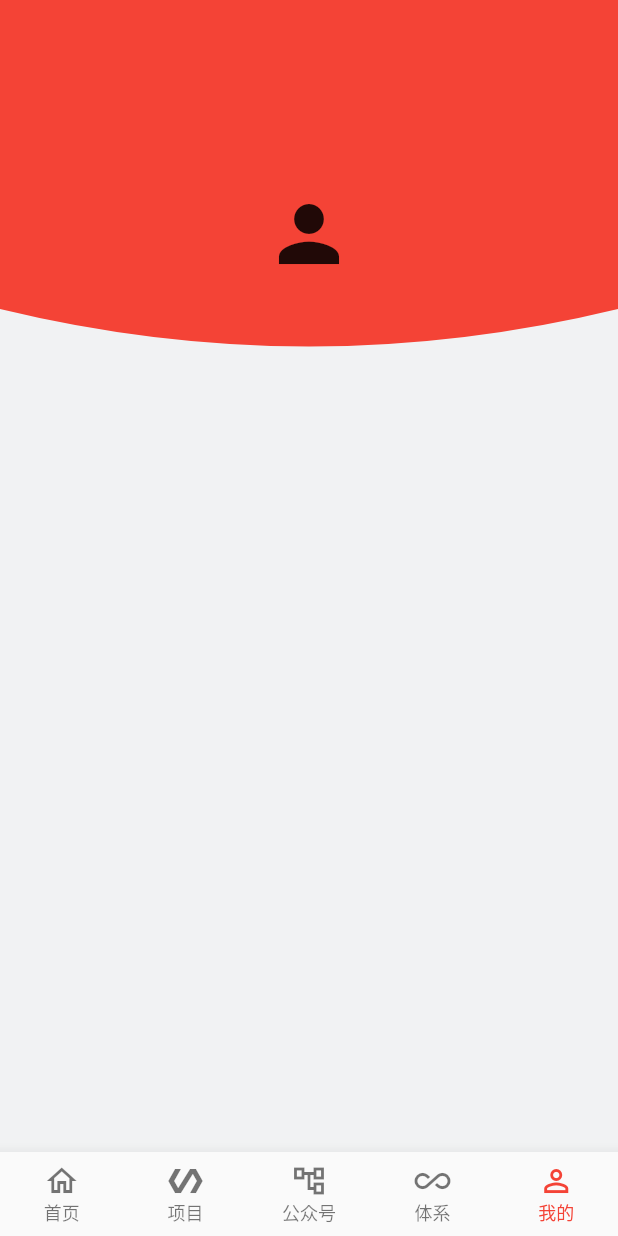
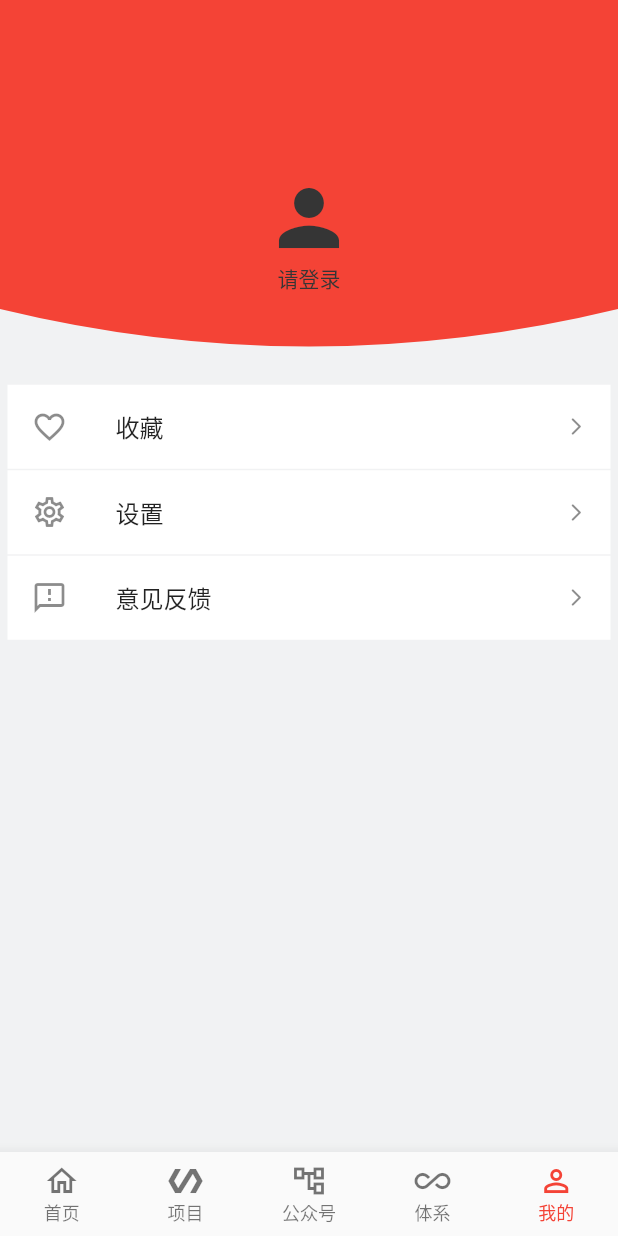
Before and after one commit to xiaopin/wanandroid-flutter, a Flutter app: the screen it shows after launch, item 5 of the bottom bar chosen, on a phone screen of 412 x 824 dp. Run offline on Flutter 3.47's test engine with Material 2 defaults, Android fonts, the phone set to English and light mode, and no system bars; drawn by our look-alikes of oktoast; our stand-ins replace cached_network_image, dio, flutter_swiper_null_safety, url_launcher_web, webview_flutter; missing offline and left inert: shared_preferences_web; network calls fail.

Commit message:
首页置顶 & 我的页面

```diff
--- a/lib/modules/me/profile_page.dart
+++ b/lib/modules/me/profile_page.dart
@@ -1,4 +1,6 @@
 import 'package:flutter/material.dart';
+import 'package:oktoast/oktoast.dart';
+import 'package:url_launcher/url_launcher.dart';
 import 'package:wanandroid_flutter/utils/constants.dart';
 import 'package:wanandroid_flutter/widgets/bottom_clipper.dart';
 
@@ -23,18 +25,92 @@ class _ProfilePageState extends State<ProfilePage>
         shadowColor: Colors.transparent,
       ),
       backgroundColor: backgroundColor,
-      body: ClipPath(
+      body: Column(
+        children: [
+          ClipPath(
             clipper: BottomClipper(),
             child: Container(
               color: themeColor,
               width: double.infinity,
               height: 200,
-          child: Icon(
+              child: Column(
+                mainAxisAlignment: MainAxisAlignment.center,
+                children: const [
+                  Icon(
                     Icons.person,
                     size: 60,
+                    color: Color.fromARGB(255, 53, 53, 53),
+                  ),
+                  Text(
+                    "请登录",
+                    style: TextStyle(
+                      color: Color.fromARGB(255, 53, 53, 53),
+                    ),
+                  ),
+                ],
               ),
             ),
           ),
+          ProfileTableCell(
+            title: "收藏",
+            leading: const Icon(Icons.favorite_border),
+            onTap: () => print("点击了设置"),
+          ),
+          ProfileTableCell(
+            title: "设置",
+            leading: const Icon(Icons.settings_outlined),
+            onTap: () => print("点击了设置"),
+          ),
+          ProfileTableCell(
+            title: "意见反馈",
+            leading: const Icon(Icons.feedback_outlined),
+            onTap: sendEmail,
+          ),
+        ],
+      ),
+    );
+  }
+
+  sendEmail() async {
+    var url =
+        'mailto:pincheng23@hotmail.com?subject=WanAndroid%20Flutter%20Feedback&body=feedback';
+    if (await canLaunch(url)) {
+      launch(url);
+    } else {
+      showToast("未找到邮件App，请通过GitHub issue提交反馈");
+      await Future.delayed(const Duration(seconds: 2));
+      launch('https://github.com/xiaopin/wanandroid-flutter',
+          forceSafariVC: false);
+    }
+  }
+}
+
+class ProfileTableCell extends StatelessWidget {
+  final String title;
+  final Widget? leading;
+  final GestureTapCallback? onTap;
+
+  const ProfileTableCell(
+      {Key? key, required this.title, this.leading, this.onTap})
+      : super(key: key);
+
+  @override
+  Widget build(BuildContext context) {
+    return InkWell(
+      child: Container(
+        margin: const EdgeInsets.fromLTRB(5.0, 0.5, 5.0, 0.5),
+        color: Colors.white,
+        child: ListTile(
+          title: Text(title),
+          leading: leading,
+          trailing: const Icon(
+            Icons.arrow_forward_ios_rounded,
+            size: 14,
+          ),
+        ),
+      ),
+      onTap: onTap,
+      // onTap: () => print("点击了设置"),
     );
   }
 }
```
Also changed, not shown: lib/modules/home/widgets/home_article_widget.dart (+12 -1 lines). Lines whose indentation alone changed are shown as unchanged.
